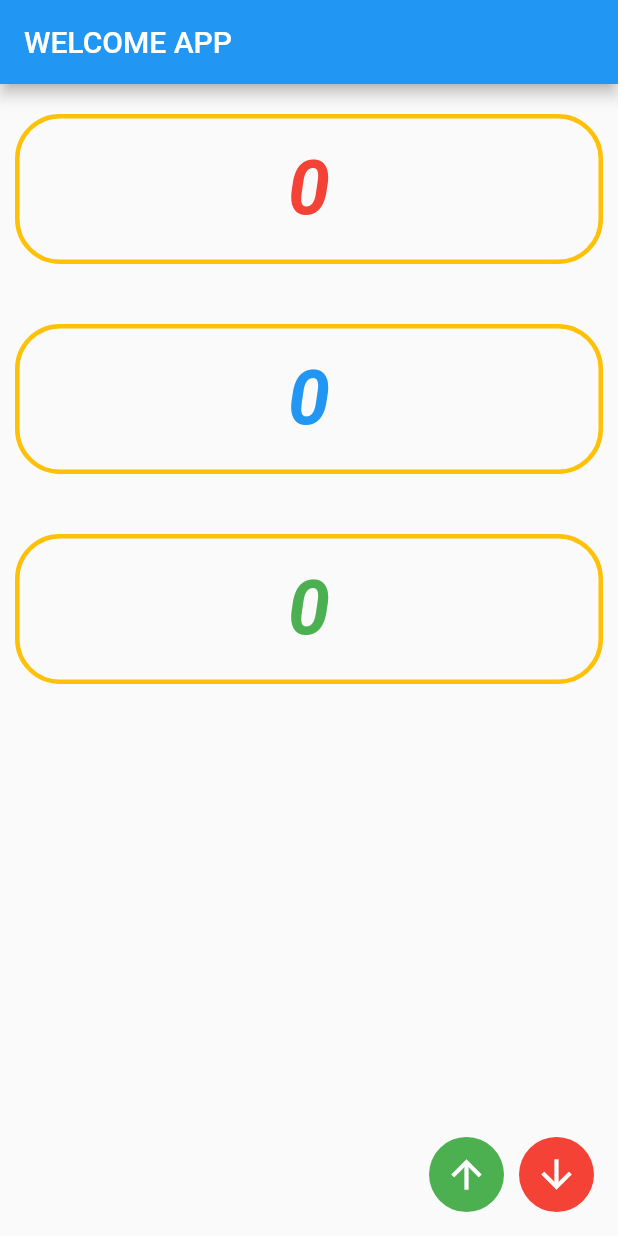
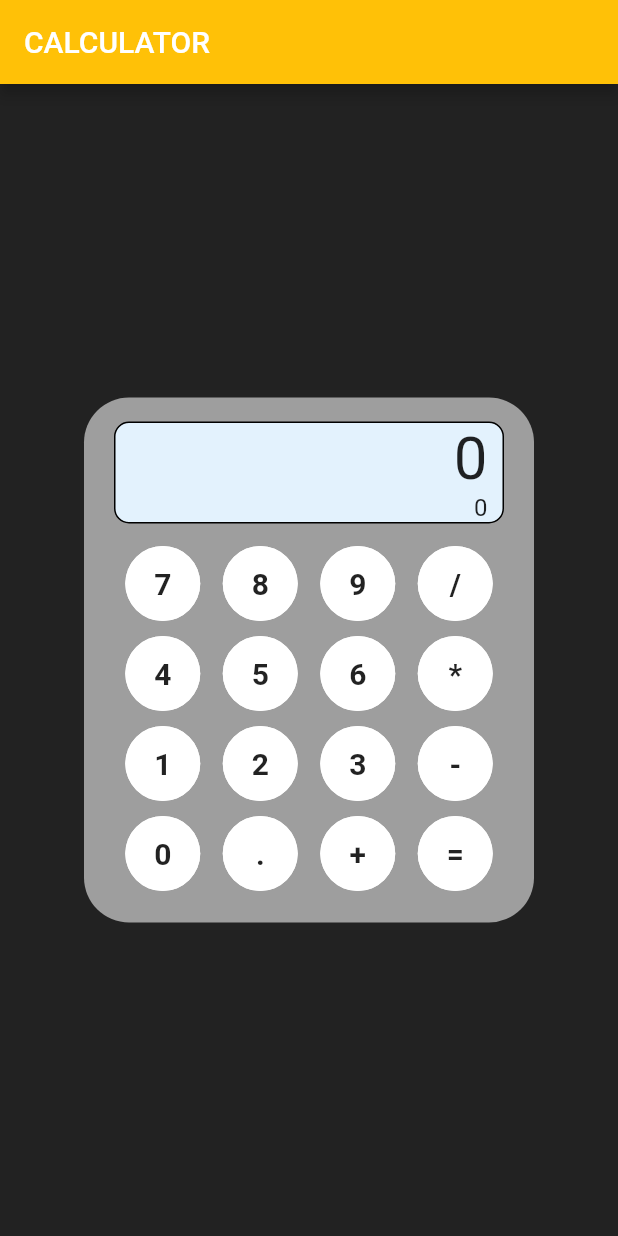
Before and after one commit to pemrogrammer/pemrogramman-flutter-2022, a Flutter app: the screen it shows after launch, on a phone screen of 412 x 824 dp. Run offline on Flutter 3.47's test engine with Material 2 defaults, Android fonts, the phone set to English and light mode, and no system bars.

Commit message:
Row, Column, Expanded,  InkWell, Material Widget, & create Calculator

```diff
--- /dev/null
+++ b/Flutter_3.0.3/welcome_app/lib/custom_widgets/custom_button_number.dart
@@ -0,0 +1,37 @@
+import 'package:flutter/material.dart';
+
+class CustomButtonNumber extends StatelessWidget {
+  final String text;
+  final Function(String text) onTap;
+  const CustomButtonNumber({Key? key, required this.text, required this.onTap})
+      : super(key: key);
+
+  @override
+  Widget build(BuildContext context) {
+    return Container(
+      height: 50,
+      width: 50,
+      margin: const EdgeInsets.symmetric(vertical: 5),
+      decoration: BoxDecoration(
+          color: Colors.white, borderRadius: BorderRadius.circular(50)),
+      child: Material(
+        color: Colors.white,
+        borderRadius: BorderRadius.circular(50),
+        child: InkWell(
+          borderRadius: BorderRadius.circular(50),
+          splashColor: Colors.grey,
+          onTap: () => onTap(text),
+          child: Center(
+            child: Text(
+              text,
+              style: const TextStyle(
+                fontSize: 20,
+                fontWeight: FontWeight.bold,
+              ),
+            ),
+          ),
+        ),
+      ),
+    );
+  }
+}
--- /dev/null
+++ b/Flutter_3.0.3/welcome_app/lib/helpers/is_numberic.dart
@@ -0,0 +1,3 @@
+bool isNumberic(String s) {
+  return int.tryParse(s) != null;
+}
--- /dev/null
+++ b/Flutter_3.0.3/welcome_app/lib/helpers/ui_helper.dart
@@ -0,0 +1,5 @@
+import 'package:flutter/material.dart';
+
+double screenWidth(BuildContext context) => MediaQuery.of(context).size.width;
+
+double screenHeight(BuildContext context) => MediaQuery.of(context).size.height;
--- a/Flutter_3.0.3/welcome_app/lib/main.dart
+++ b/Flutter_3.0.3/welcome_app/lib/main.dart
@@ -1,6 +1,6 @@
 import 'package:flutter/material.dart';
 
-import 'screen/counter_screen.dart';
+import 'screen/calculator_screen.dart';
 
 void main() {
   runApp(const MyApp());
@@ -16,7 +16,9 @@ class MyApp extends StatelessWidget {
       theme: ThemeData(
         primarySwatch: Colors.blue,
       ),
-      home: const MyHomePage(title: 'Flutter Demo Home Page'),
+      // home: const CounterScreen(title: 'Flutter Demo Home Page'),
+      // home: const GridScreen(),
+      home: const CalculatorScreen(),
     );
   }
 }
--- /dev/null
+++ b/Flutter_3.0.3/welcome_app/lib/screen/calculator_screen.dart
@@ -0,0 +1,144 @@
+import 'package:flutter/material.dart';
+
+import '../custom_widgets/custom_button_number.dart';
+import '../helpers/is_numberic.dart';
+import '../helpers/ui_helper.dart';
+
+class CalculatorScreen extends StatefulWidget {
+  const CalculatorScreen({Key? key}) : super(key: key);
+
+  @override
+  State<CalculatorScreen> createState() => _CalculatorScreenState();
+}
+
+class _CalculatorScreenState extends State<CalculatorScreen> {
+  int selectNumber1 = 0, selectNumber2 = 0, resultNumber = 0;
+  String? operator;
+
+  void onClickButton(String text) {
+    if (isNumberic(text)) {
+      if (selectNumber1 == 0) {
+        selectNumber1 = int.parse(text);
+      } else if (selectNumber1 != 0 && operator == null) {
+        selectNumber1 = int.parse(text);
+      } else {
+        selectNumber2 = int.parse(text);
+      }
+    } else {
+      if (text != '=') {
+        operator = text;
+      } else {
+        result(operator!);
+      }
+    }
+    setState(() {});
+  }
+
+  void resetSelectNumbers() => setState(() {
+        selectNumber1 = 0;
+        selectNumber2 = 0;
+        operator = null;
+      });
+
+  void result(String operator) {
+    switch (operator) {
+      case '+':
+        resultNumber = selectNumber1 + selectNumber2;
+        resetSelectNumbers();
+        break;
+      default:
+    }
+    setState(() {});
+  }
+
+  @override
+  Widget build(BuildContext context) {
+    return Scaffold(
+      appBar: AppBar(
+        title: const Text('CALCULATOR'),
+        backgroundColor: Colors.amber,
+      ),
+      backgroundColor: Colors.black87,
+      body: SizedBox(
+        width: screenWidth(context),
+        height: screenHeight(context),
+        child: Center(
+          child: Container(
+            height: 350,
+            width: 300,
+            decoration: BoxDecoration(
+              color: Colors.grey,
+              borderRadius: BorderRadius.circular(30),
+            ),
+            child: Column(
+              mainAxisSize: MainAxisSize.max,
+              mainAxisAlignment: MainAxisAlignment.center,
+              children: [
+                _buildResultBox(),
+                Padding(
+                  padding: const EdgeInsets.symmetric(horizontal: 20),
+                  child: Row(
+                    mainAxisAlignment: MainAxisAlignment.center,
+                    crossAxisAlignment: CrossAxisAlignment.center,
+                    mainAxisSize: MainAxisSize.max,
+                    children: [
+                      _buildColumNumbers(listText: ['7', '4', '1', '0']),
+                      _buildColumNumbers(listText: ['8', '5', '2', '.']),
+                      _buildColumNumbers(listText: ['9', '6', '3', '+']),
+                      _buildColumNumbers(listText: ['/', '*', '-', '=']),
+                    ],
+                  ),
+                ),
+              ],
+            ),
+          ),
+        ),
+      ),
+    );
+  }
+
+  Container _buildResultBox() {
+    return Container(
+      margin: const EdgeInsets.only(left: 20, right: 20, bottom: 10),
+      padding: const EdgeInsets.symmetric(horizontal: 10),
+      width: 300,
+      decoration: BoxDecoration(
+        color: Colors.blue[50],
+        borderRadius: BorderRadius.circular(10),
+        border: Border.all(color: Colors.black, width: 1),
+      ),
+      child: Column(
+        crossAxisAlignment: CrossAxisAlignment.end,
+        children: [
+          Text(
+            '$resultNumber',
+            textAlign: TextAlign.right,
+            style: const TextStyle(fontSize: 40),
+          ),
+          Text(
+            '$selectNumber1 ${operator ?? ''} ${selectNumber2 != 0 ? selectNumber2 : ''}',
+            textAlign: TextAlign.right,
+            style: const TextStyle(fontSize: 16),
+          ),
+        ],
+      ),
+    );
+  }
+
+  Expanded _buildColumNumbers({required List<String> listText}) {
+    return Expanded(
+      child: Column(
+        mainAxisAlignment: MainAxisAlignment.center,
+        crossAxisAlignment: CrossAxisAlignment.center,
+        mainAxisSize: MainAxisSize.max,
+        children: [
+          for (String text in listText)
+            CustomButtonNumber(
+              text: text,
+              onTap: (text) => onClickButton(text),
+            ),
+        ],
+      ),
+    );
+  }
+}
--- a/Flutter_3.0.3/welcome_app/lib/screen/counter_screen.dart
+++ b/Flutter_3.0.3/welcome_app/lib/screen/counter_screen.dart
@@ -1,17 +1,17 @@
 import 'package:flutter/material.dart';
 
-import '../custom_widgets/button_plus.dart';
+import '../custom_widgets/custom_button.dart';
 
-class MyHomePage extends StatefulWidget {
+class CounterScreen extends StatefulWidget {
   final String title;
 
-  const MyHomePage({Key? key, required this.title}) : super(key: key);
+  const CounterScreen({Key? key, required this.title}) : super(key: key);
 
   @override
-  State<MyHomePage> createState() => _MyHomePageState();
+  State<CounterScreen> createState() => _CounterScreenState();
 }
 
-class _MyHomePageState extends State<MyHomePage> {
+class _CounterScreenState extends State<CounterScreen> {
   int _counter = 0;
 
   void _incrementCounter({int? setValue}) {
@@ -31,7 +31,7 @@ class _MyHomePageState extends State<MyHomePage> {
   Widget build(BuildContext context) {
     return Scaffold(
       appBar: AppBar(
-        title: const Text('WELCOME APP'),
+        title: const Text('COUNTER PAGE'),
       ),
       body: Column(
         children: [
```
Also changed, not shown: Flutter_3.0.3/welcome_app/lib/screen/grid_screen.dart (added, +93 -0 lines), Flutter_3.0.3/welcome_app/lib/custom_widgets/custom_button.dart (renamed from Flutter_3.0.3/welcome_app/lib/custom_widgets/button_plus.dart).
